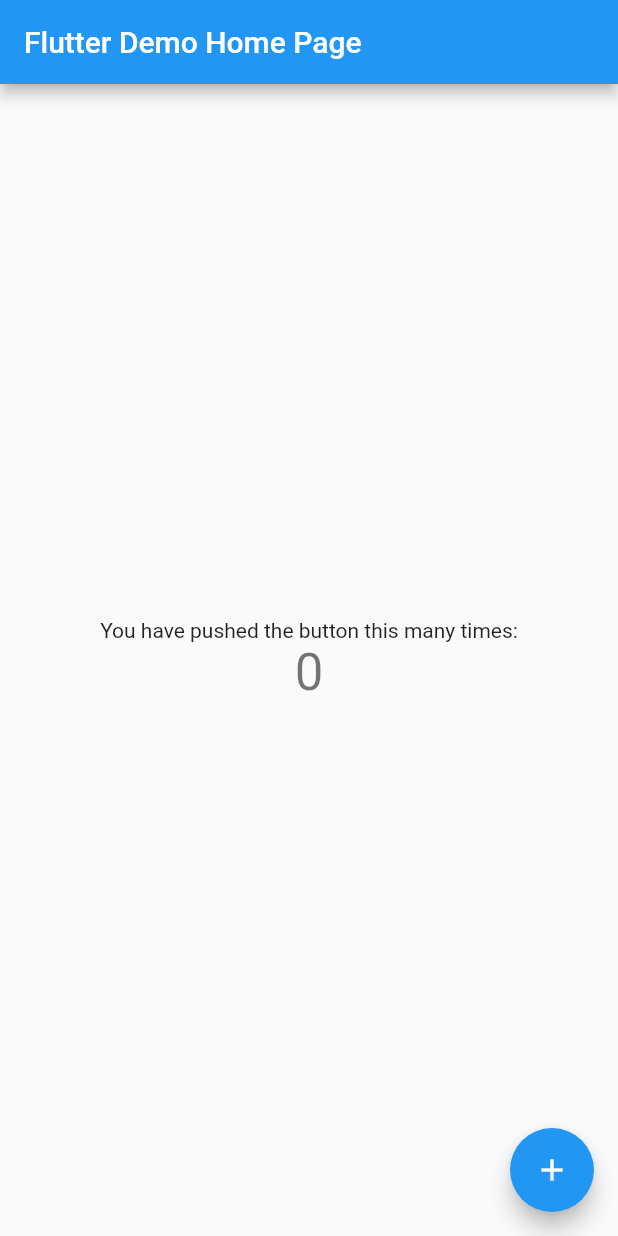
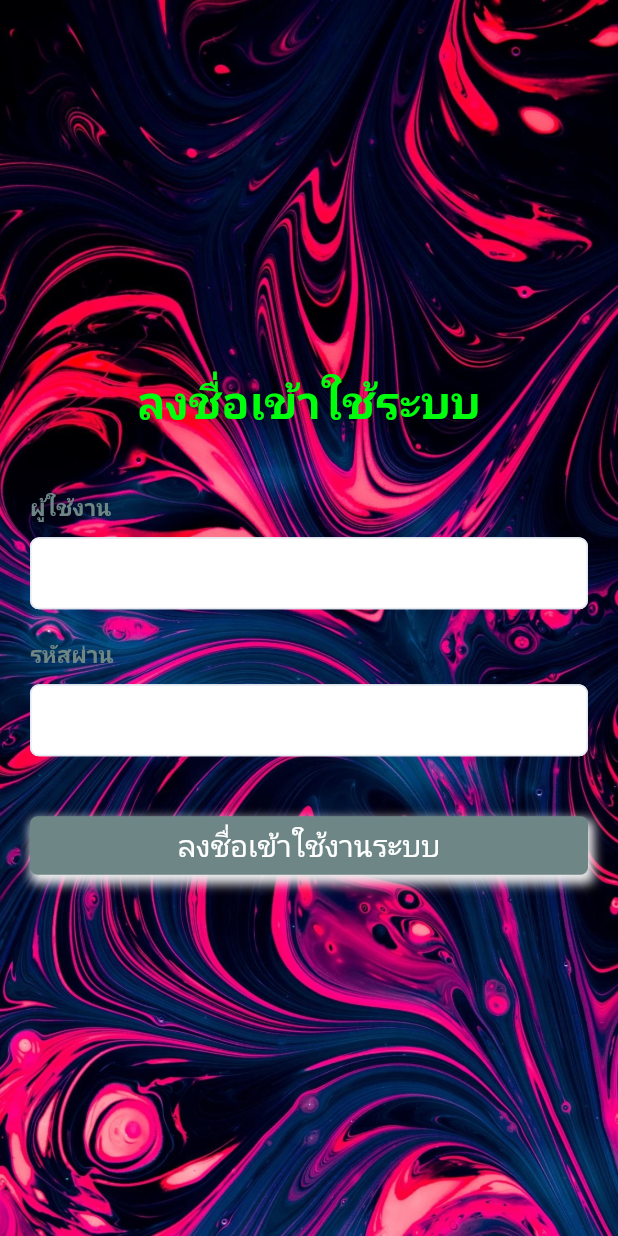
Before and after one commit to foxyhandsome/Gift4You-Flutter, a Flutter app: the screen it shows after launch, on a phone screen of 412 x 824 dp. Run offline on Flutter 3.47's test engine with Material 2 defaults, Android fonts, the phone set to English and light mode, and no system bars; our stand-ins replace dio, persistent_bottom_nav_bar; Roboto replaces fonts that are missing (anupark).

Commit message:
NEW HOME

```diff
--- a/lib/main.dart
+++ b/lib/main.dart
@@ -1,4 +1,5 @@
 import 'package:flutter/material.dart';
+import 'package:giftforyou/src/features/auth/login.dart';
 
 void main() {
   runApp(const MyApp());
@@ -24,7 +25,7 @@
         // is not restarted.
         primarySwatch: Colors.blue,
       ),
-      home: const MyHomePage(title: 'Flutter Demo Home Page'),
+      home: Login(),
     );
   }
 }
--- /dev/null
+++ b/lib/src/features/auth/login.dart
@@ -0,0 +1,262 @@
+import 'package:dio/dio.dart';
+import 'package:flutter/cupertino.dart';
+import 'package:flutter/material.dart';
+
+import '../routing/navigate.dart';
+import 'model/user_info.dart';
+
+class Login extends StatefulWidget {
+  const Login({super.key});
+
+  @override
+  State<Login> createState() => _LoginState();
+}
+
+class _LoginState extends State<Login> {
+  TextEditingController username = new TextEditingController();
+  TextEditingController password = new TextEditingController();
+  final dio = Dio();
+  List<UserInfo>? userData = [];
+
+  login() async {
+    print(username.text);
+    print(password.text);
+
+    final response = await dio.post('http://192.168.1.38:5000/login', data: {
+      "username": username.text,
+      "password": password.text,
+    });
+      if (response.statusCode == 200){
+        List<UserInfo> data = [];
+          response.data.forEach((element) {
+            data.add(UserInfo.fromJson(element));
+          });
+        setState(() {
+        userData = data;
+
+      });
+
+      }
+      if (userData != null && userData!.isNotEmpty) {
+        goToMain();
+      } else {
+        noti(context);
+      }
+
+    print(response);
+  }
+
+  void noti(BuildContext context) {
+    showCupertinoDialog(
+        context: context,
+        builder: (BuildContext ctx) {
+          return CupertinoAlertDialog(
+            title: Text(
+              'แจ้งเตือนเข้าสู่ระบบ',
+              style: TextStyle(
+                  color: Color.fromARGB(255, 65, 57, 52),
+                  fontFamily: 'anupark',
+                  fontSize: 21),
+            ),
+            content: Text(
+              "ชื่อผู้ใช้งานหรือรหัสผ่านไม่ถูกต้อง",
+              style: TextStyle(
+                  color: Color.fromARGB(255, 55, 48, 43),
+                  fontFamily: 'anupark',
+                  fontSize: 17),
+            ),
+            actions: [
+              // The "Yes" button
+              CupertinoDialogAction(
+                onPressed: () {
+                  setState(() {
+                    Navigator.of(context).pop();
+                  });
+                },
+                child: const Text(
+                  'ตกลง',
+                  style: TextStyle(
+                    color: Color(0xff536830),
+                  ),
+                ),
+                isDefaultAction: true,
+                isDestructiveAction: true,
+              ),
+              // The "No" button
+            ],
+          );
+        });
+  }
+
+  goToMain() {
+Navigator.of(context, rootNavigator: true).pushAndRemoveUntil(
+        MaterialPageRoute(
+          settings: RouteSettings(name: "/MenuBar"),
+          builder: (BuildContext context) {
+            return NavigationMenuBar();
+          },
+        ),
+        (_) => false,
+      );
+  }
+
+  Widget _entryFieldUsername(String title, {bool isPassword = false}) {
+    return Container(
+      margin: EdgeInsets.symmetric(vertical: 10),
+      child: Column(
+        crossAxisAlignment: CrossAxisAlignment.start,
+        children: <Widget>[
+          Text(
+            title,
+            style: TextStyle(
+                fontWeight: FontWeight.bold,
+                fontSize: 15,
+                color: Color(0xff6E8785)),
+          ),
+          SizedBox(
+            height: 10,
+          ),
+          TextField(
+              controller: username,
+              decoration: InputDecoration(
+                  contentPadding: EdgeInsets.only(left: 10),
+                  border: InputBorder.none,
+                  fillColor: Colors.white,
+                  focusedBorder: OutlineInputBorder(
+                    borderSide: const BorderSide(color: Color(0xff6E8786)),
+                    borderRadius: BorderRadius.all(Radius.circular(6)),
+                  ),
+                  enabledBorder: OutlineInputBorder(
+                    borderSide: BorderSide(color: Color(0xffE2E8F0)),
+                    borderRadius: BorderRadius.all(Radius.circular(6)),
+                  ),
+                  filled: true))
+        ],
+      ),
+    );
+  }
+
+  Widget _entryFieldPassword(String title, {bool isPassword = false}) {
+    return Container(
+      margin: EdgeInsets.symmetric(vertical: 10),
+      child: Column(
+        crossAxisAlignment: CrossAxisAlignment.start,
+        children: <Widget>[
+          Text(
+            title,
+            style: TextStyle(
+                fontWeight: FontWeight.bold,
+                fontSize: 15,
+                color: Color(0xff6E8785)),
+          ),
+          SizedBox(
+            height: 10,
+          ),
+          TextField(
+              controller: password,
+              decoration: InputDecoration(
+                  contentPadding: EdgeInsets.only(left: 10),
+                  border: InputBorder.none,
+                  fillColor: Colors.white,
+                  focusedBorder: OutlineInputBorder(
+                    borderSide: const BorderSide(color: Color(0xff6E8786)),
+                    borderRadius: BorderRadius.all(Radius.circular(6)),
+                  ),
+                  enabledBorder: OutlineInputBorder(
+                    borderSide: BorderSide(color: Color(0xffE2E8F0)),
+                    borderRadius: BorderRadius.all(Radius.circular(6)),
+                  ),
+                  filled: true))
+        ],
+      ),
+    );
+  }
+
+  Widget _submitButton() {
+    return InkWell(
+      onTap: () {
+        login();
+      },
+      child: Container(
+        width: MediaQuery.of(context).size.width,
+        padding: EdgeInsets.symmetric(vertical: 6),
+        alignment: Alignment.center,
+        decoration: BoxDecoration(
+            borderRadius: BorderRadius.all(Radius.circular(5)),
+            boxShadow: <BoxShadow>[
+              BoxShadow(
+                  color: Colors.grey.shade200,
+                  offset: Offset(2, 4),
+                  blurRadius: 5,
+                  spreadRadius: 2)
+            ],
+            gradient: LinearGradient(
+                begin: Alignment.centerLeft,
+                end: Alignment.centerRight,
+                colors: [Color(0xff6E8786), Color(0xff6E8786)])),
+        child: Text(
+          'ลงชื่อเข้าใช้งานระบบ',
+          style: TextStyle(
+            fontSize: 20,
+            color: Colors.white,
+            fontFamily: 'anupark',
+          ),
+        ),
+      ),
+    );
+  }
+
+  Widget _title() {
+    return RichText(
+      textAlign: TextAlign.center,
+      text: TextSpan(
+        text: 'ลงชื่อเข้าใช้ระบบ',
+        style: TextStyle(
+            fontFamily: 'anupark',
+            fontSize: 30,
+            fontWeight: FontWeight.w700,
+            color: Color.fromARGB(255, 0, 255, 13)),
+      ),
+    );
+  }
+
+  Widget _emailPasswordWidget() {
+    return Column(
+      children: <Widget>[
+        _entryFieldUsername("ผู้ใช้งาน"),
+        _entryFieldPassword("รหัสผ่าน", isPassword: true),
+      ],
+    );
+  }
+
+  @override
+  Widget build(BuildContext context) {
+    final height = MediaQuery.of(context).size.height;
+    return Container(
+      constraints: const BoxConstraints.expand(),
+      decoration: const BoxDecoration(
+          image: DecorationImage(
+              image: AssetImage("asset/images/Test1.jpg"), fit: BoxFit.cover)),
+      child: Scaffold(
+        backgroundColor: Colors.transparent,
+        body: Container(
+          padding: EdgeInsets.symmetric(horizontal: 20),
+          child: SingleChildScrollView(
+            child: Column(
+              crossAxisAlignment: CrossAxisAlignment.center,
+              mainAxisAlignment: MainAxisAlignment.center,
+              children: <Widget>[
+                SizedBox(height: height * .3),
+                _title(),
+                SizedBox(height: 30),
+                _emailPasswordWidget(),
+                SizedBox(height: 30),
+                _submitButton(),
+              ],
+            ),
+          ),
+        ),
+      ),
+    );
+  }
+}
--- /dev/null
+++ b/lib/src/features/auth/model/user_info.dart
@@ -0,0 +1,40 @@
+class UserInfo {
+  String? username;
+  String? password;
+  String? gender;
+  String? fullname;
+  String? email;
+  String? tel;
+  String? roleId;
+
+  UserInfo(
+      {this.username,
+      this.password,
+      this.gender,
+      this.fullname,
+      this.email,
+      this.tel,
+      this.roleId});
+
+  UserInfo.fromJson(Map<String, dynamic> json) {
+    username = json['username'];
+    password = json['password'];
+    gender = json['gender'];
+    fullname = json['fullname'];
+    email = json['email'];
+    tel = json['tel'];
+    roleId = json['role_id'];
+  }
+
+  Map<String, dynamic> toJson() {
+    final Map<String, dynamic> data = new Map<String, dynamic>();
+    data['username'] = this.username;
+    data['password'] = this.password;
+    data['gender'] = this.gender;
+    data['fullname'] = this.fullname;
+    data['email'] = this.email;
+    data['tel'] = this.tel;
+    data['role_id'] = this.roleId;
+    return data;
+  }
+}
```
Also changed, not shown: lib/src/features/home/home.dart (added, +17 -0 lines), lib/src/features/routing/navigate.dart (added, +119 -0 lines), pubspec.yaml (+6 -1 lines), asset/images/Test1.jpg (added), pubspec.lock.
